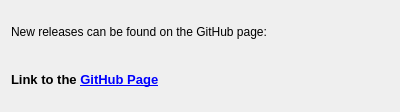
Old version of the form source/QuickCut/Resources/ui/UpdatesView.ui in the repository giladreich/QuickCut.
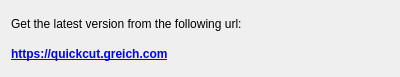
New version of the form.

Commit message: Update QuickCut release date and description.

Patch:
```diff
--- a/source/QuickCut/Resources/ui/UpdatesView.ui
+++ b/source/QuickCut/Resources/ui/UpdatesView.ui
@@ -7,7 +7,7 @@
     <x>0</x>
     <y>0</y>
     <width>400</width>
-    <height>112</height>
+    <height>77</height>
    </rect>
   </property>
   <property name="windowTitle">
@@ -17,7 +17,7 @@
    <item row="0" column="0">
     <widget class="QLabel" name="lblText">
      <property name="text">
-      <string>New releases can be found on the GitHub page:</string>
+      <string>Get the latest version from the following url:</string>
      </property>
     </widget>
    </item>
@@ -25,13 +25,13 @@
     <widget class="QLabel" name="lblGitHub">
      <property name="font">
       <font>
-       <pointsize>10</pointsize>
+       <pointsize>9</pointsize>
        <weight>75</weight>
        <bold>true</bold>
       </font>
      </property>
      <property name="text">
-      <string>Link to the &lt;a href=&quot;https://github.com/giladreich/QuickCut/releases&quot;&gt;GitHub Page&lt;/a&gt;</string>
+      <string>&lt;a href=&quot;https://quickcut.greich.com&quot;&gt;https://quickcut.greich.com&lt;/a&gt;</string>
      </property>
      <property name="openExternalLinks">
       <bool>true</bool>
```
Left out of the diff: 2 changed lines with no effect on the pictures. The commit also changes 6 other files.
